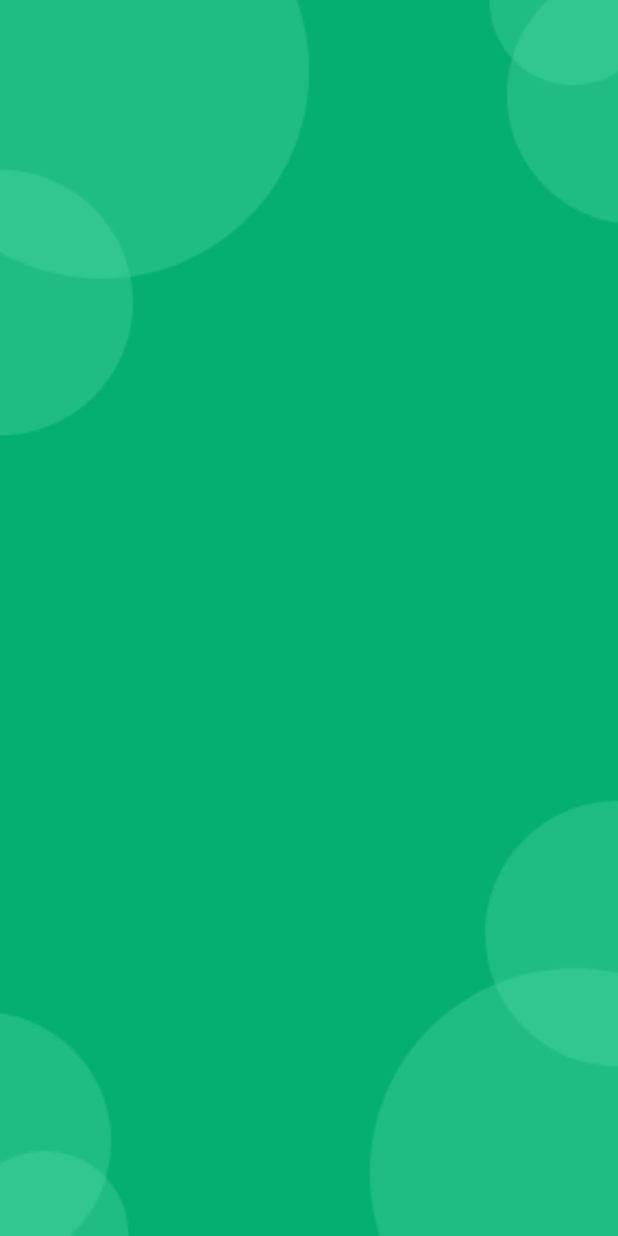
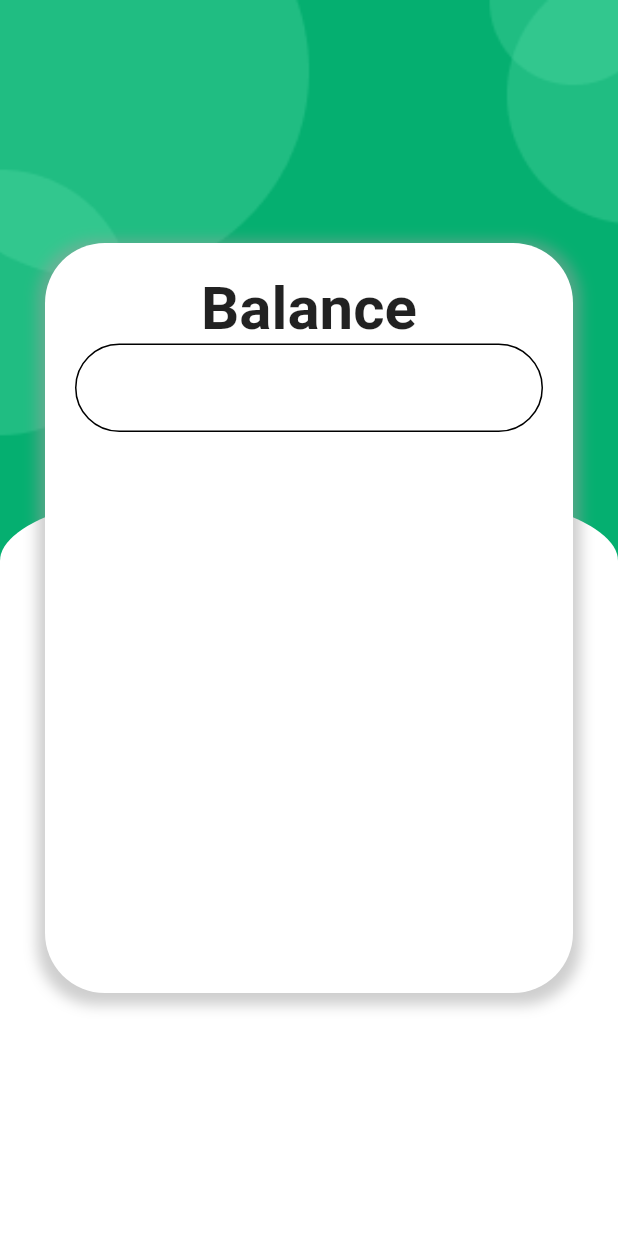
Before and after one commit to ibroxim4163/pdp_project, a Flutter app: the screen it shows after launch, on a phone screen of 412 x 824 dp. Run offline on Flutter 3.47's test engine with Material 2 defaults, Android fonts, the phone set to English and light mode, and no system bars.

Commit message:
Balance page

```diff
--- a/lib/presentation/balance_screen/balance_screen.dart
+++ b/lib/presentation/balance_screen/balance_screen.dart
@@ -1,4 +1,5 @@
 import 'package:flutter/material.dart';
+import 'package:pdp_project/presentation/balance_screen/pages/time.dart';
 
 class Balance extends StatelessWidget {
   const Balance({Key? key}) : super(key: key);
@@ -6,6 +7,7 @@ class Balance extends StatelessWidget {
   @override
   Widget build(BuildContext context) {
     return Scaffold(
+      resizeToAvoidBottomInset: false,
       body: Container(
         decoration: const BoxDecoration(
           image: DecorationImage(
@@ -13,6 +15,55 @@ class Balance extends StatelessWidget {
             fit: BoxFit.cover,
           ),
         ),
+        child: Stack(
+          children: [
+            Align(
+              alignment: const Alignment(0, 1),
+              child: Container(
+                height: 500,
+                width: double.infinity,
+                decoration: const BoxDecoration(
+                  borderRadius: BorderRadius.only(
+                    topRight: Radius.elliptical(160, 50),
+                    topLeft: Radius.elliptical(160, 50),
+                  ),
+                  color: Colors.white,
+                ),
+              ),
+            ),
+            Align(
+              alignment: const Alignment(0, 0),
+              child: Padding(
+                padding: const EdgeInsets.only(left: 30, right: 30),
+                child: Container(
+                  height: 500,
+                  width: double.infinity,
+                  decoration: BoxDecoration(
+                    borderRadius: BorderRadius.circular(40),
+                    color: Colors.white,
+                    boxShadow: [
+                      BoxShadow(
+                        color: Colors.grey.withOpacity(0.5),
+                        spreadRadius: 5,
+                        blurRadius: 7,
+                        offset:
+                            const Offset(0, 3), // changes position of shadow
+                      ),
+                    ],
+                  ),
+                  child: PageView(
+                    children: const [
+                      Time(),
+                      Center(
+                        child: Text("World"),
+                      ),
+                    ],
+                  ),
+                ),
+              ),
+            ),
+          ],
+        ),
       ),
     );
   }
--- /dev/null
+++ b/lib/presentation/balance_screen/pages/time.dart
@@ -0,0 +1,35 @@
+import 'package:flutter/material.dart';
+
+class Time extends StatefulWidget {
+  const Time({Key? key}) : super(key: key);
+
+  @override
+  State<Time> createState() => _TimeState();
+}
+
+class _TimeState extends State<Time> {
+  @override
+  Widget build(BuildContext context) {
+    return Padding(
+      padding: EdgeInsets.all(20),
+      child: Column(
+        children: [
+          const Text(
+            "Balance",
+            style: TextStyle(
+              fontWeight: FontWeight.w600,
+              fontSize: 40,
+            ),
+          ),
+          TextFormField(
+            decoration: InputDecoration(
+                enabledBorder: OutlineInputBorder(
+                  borderRadius: BorderRadius.circular(30),
+                ),
+            ),
+          ),
+        ],
+      ),
+    );
+  }
+}
```
